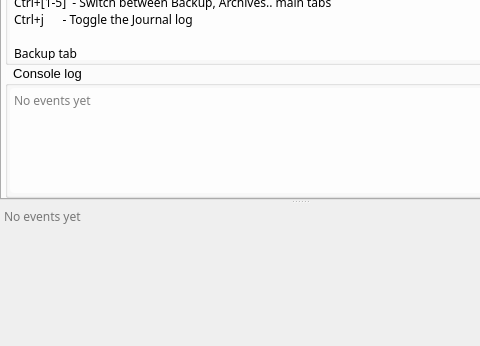
Old version of the form forms/mainwindow.ui in the repository Tarsnap/tarsnap-gui; both pictures show x 0 to 480 and y 262 to 608 of the 600 by 608 pixel window.
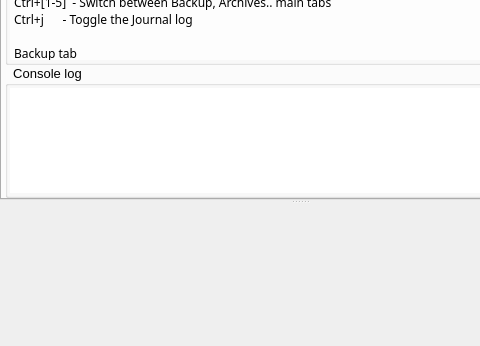
New version of the form. The open tabs and pages were chosen to show the change. Icons and pictures are not drawn. Custom widgets are drawn as their Qt base class.

Commit message: Work around method introduced in later Qt 5.2.0.

```diff
--- a/forms/mainwindow.ui
+++ b/forms/mainwindow.ui
@@ -2045,7 +2045,7 @@
                <number>2</number>
               </property>
               <item>
-               <widget class="QPlainTextEdit" name="keyboardShortcutsPlainTextEdit_5">
+               <widget class="QPlainTextEdit" name="keyboardShortcuts">
                 <property name="font">
                  <font>
                   <family>Monaco</family>
@@ -2124,7 +2124,7 @@
                <number>2</number>
               </property>
               <item>
-               <widget class="QPlainTextEdit" name="consoleLogPlainTextEdit">
+               <widget class="QPlainTextEdit" name="consoleLog">
                 <property name="font">
                  <font>
                   <family>Monaco</family>
@@ -2143,9 +2143,6 @@
                 <property name="readOnly">
                  <bool>true</bool>
                 </property>
-                <property name="placeholderText">
-                 <string>No events yet</string>
-                </property>
                </widget>
               </item>
              </layout>
@@ -2175,9 +2172,6 @@
          <property name="readOnly">
           <bool>true</bool>
          </property>
-         <property name="placeholderText">
-          <string>No events yet</string>
-         </property>
         </widget>
        </widget>
       </item>
```
Left out of the diff: 4 changed lines with no effect on the pictures. The commit also changes 1 other file.
